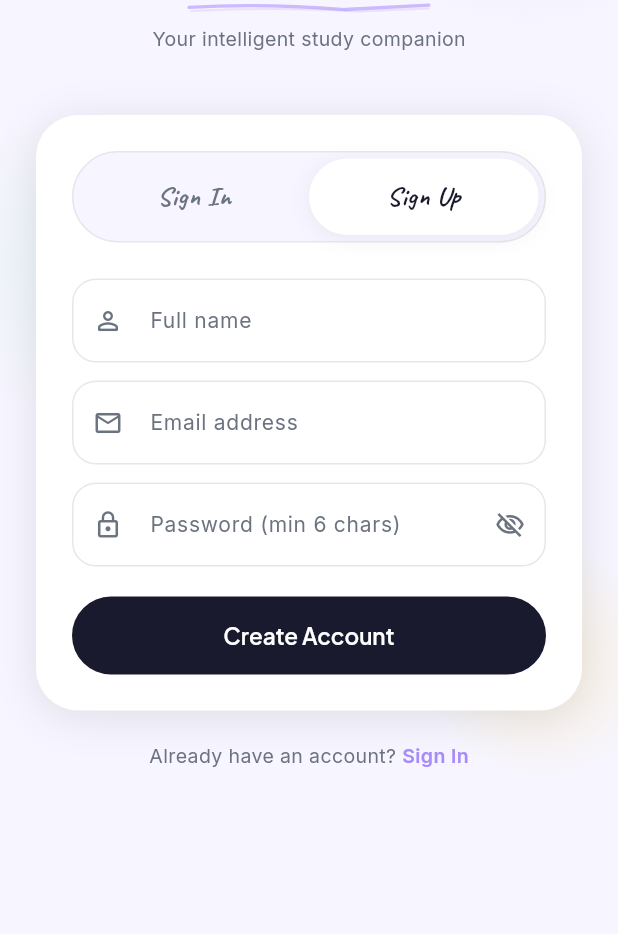
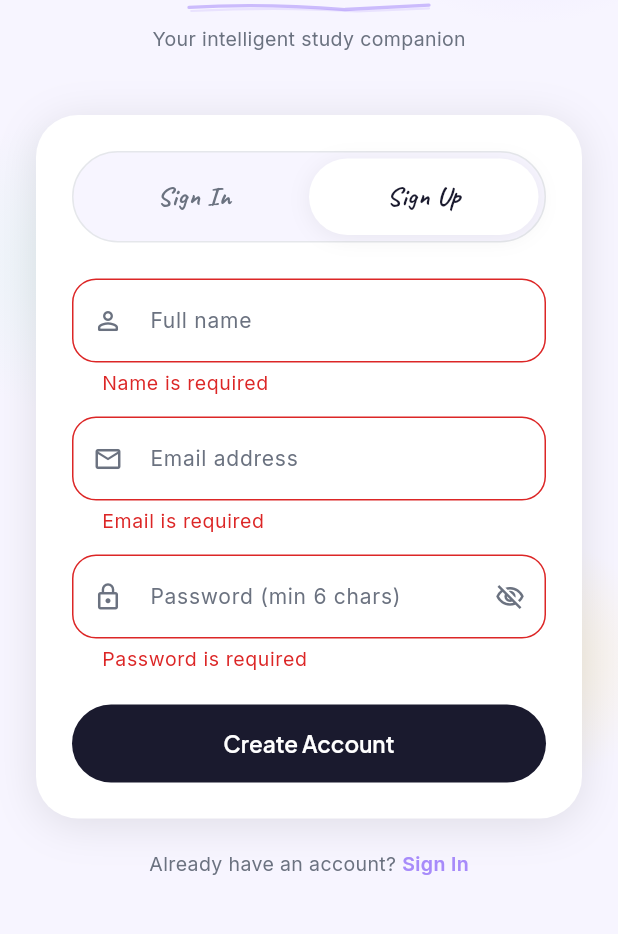
Before and after one commit to lmentrix/modern_learner, a Flutter app: the screen it shows after launch, after a tap on "Sign Up", after a tap on "Create Account", on a phone screen of 412 x 824 dp, the part 275-1209 px from its top. Run offline on Flutter 3.47's test engine with Material 3 defaults, Android fonts, the phone set to English and light mode, and no system bars; our stand-ins replace bloc, flutter_bloc, flutter_dotenv, go_router, google_fonts, supabase_flutter; accounts and stored records are empty.

Commit message:
fixed display name, signin function

```diff
--- a/lib/auth/bloc/auth_bloc.dart
+++ b/lib/auth/bloc/auth_bloc.dart
@@ -11,8 +11,8 @@ part 'auth_state.dart';
 
 class AuthBloc extends Bloc<AuthEvent, AuthState> {
   AuthBloc({required AuthService authService})
-      : _authService = authService,
-        super(const AuthInitial()) {
+    : _authService = authService,
+      super(const AuthInitial()) {
     on<AuthStatusChanged>(_onStatusChanged);
     on<SignInUser>(_onSignIn);
     on<SignUpUser>(_onSignUp);
--- a/lib/auth/bloc/auth_event.dart
+++ b/lib/auth/bloc/auth_event.dart
@@ -12,7 +12,11 @@ final class SignInUser extends AuthEvent {
 }
 
 final class SignUpUser extends AuthEvent {
-  const SignUpUser({required this.name, required this.email, required this.password});
+  const SignUpUser({
+    required this.name,
+    required this.email,
+    required this.password,
+  });
   final String name;
   final String email;
   final String password;
--- a/lib/auth/service/auth_service.dart
+++ b/lib/auth/service/auth_service.dart
@@ -49,7 +49,6 @@ class AuthService {
     final response = await _supabase.auth.signUp(
       email: email,
       password: password,
-      data: {'name': name},
     );
     log(
       '  [AuthService] auth.signUp response — user: ${response.user?.id}, session: ${response.session != null}',
--- a/lib/auth/view/auth_page.dart
+++ b/lib/auth/view/auth_page.dart
@@ -51,8 +51,6 @@ class _AuthViewState extends State<_AuthView> with TickerProviderStateMixin {
   final _nameCtrl = TextEditingController();
   final _emailCtrl = TextEditingController();
   final _passCtrl = TextEditingController();
-
-  final _authService = AuthService();
 
   bool _obscure = true;
 
@@ -117,21 +115,42 @@ class _AuthViewState extends State<_AuthView> with TickerProviderStateMixin {
   }
 
   void _submit() {
+    final bloc = context.read<AuthBloc>();
     if (_mode == AuthMode.signIn) {
-      _authService.signIn(email: _emailCtrl.text, password: _passCtrl.text);
+      if (_signInKey.currentState?.validate() ?? false) {
+        bloc.add(
+          SignInUser(
+            email: _emailCtrl.text.trim(),
+            password: _passCtrl.text.trim(),
+          ),
+        );
+      }
     } else {
-      _authService.signUp(
-        name: _nameCtrl.text,
-        email: _emailCtrl.text,
-        password: _passCtrl.text,
-      );
+      if (_signUpKey.currentState?.validate() ?? false) {
+        bloc.add(
+          SignUpUser(
+            name: _nameCtrl.text.trim(),
+            email: _emailCtrl.text.trim(),
+            password: _passCtrl.text.trim(),
+          ),
+        );
+      }
     }
   }
 
   @override
   Widget build(BuildContext context) {
     return BlocConsumer<AuthBloc, AuthState>(
-      listener: (context, state) {},
+      listener: (context, state) {
+        if (state is AuthError) {
+          ScaffoldMessenger.of(context).showSnackBar(
+            SnackBar(
+              content: Text(state.message),
+              backgroundColor: const Color(0xFFDC2626),
+            ),
+          );
+        }
+      },
       builder: (context, state) {
         final isLoading = state is AuthLoading;
         return Scaffold(
@@ -228,7 +247,7 @@ class _AuthViewState extends State<_AuthView> with TickerProviderStateMixin {
                                 AuthSubmitButton(
                                   mode: _mode,
                                   loading: isLoading,
-                                  onPressed: isLoading ? null : _submit,
+                                  onPressed: isLoading ? null : () => _submit(),
                                 ),
 
                                 if (_mode == AuthMode.signIn) ...[
--- a/lib/main.dart
+++ b/lib/main.dart
@@ -1,7 +1,10 @@
 import 'dart:async';
 
 import 'package:flutter/material.dart';
+import 'package:flutter_bloc/flutter_bloc.dart';
 import 'package:flutter_dotenv/flutter_dotenv.dart';
+import 'package:modern_learner_production/auth/User/service/user_service.dart';
+import 'package:modern_learner_production/bloc/global_bloc.dart';
 import 'package:modern_learner_production/router/router.dart';
 import 'package:modern_learner_production/theme/theme.dart';
 import 'package:supabase_flutter/supabase_flutter.dart';
@@ -26,12 +29,15 @@ class MyApp extends StatelessWidget {
 
   @override
   Widget build(BuildContext context) {
-    return MaterialApp.router(
-      title: 'Modern Learner',
-      debugShowCheckedModeBanner: false,
-      theme: EduTheme.light,
-      themeMode: ThemeMode.light,
-      routerConfig: appRouter,
+    return BlocProvider(
+      create: (_) => GlobalBloc(userService: UserService()),
+      child: MaterialApp.router(
+        title: 'Modern Learner',
+        debugShowCheckedModeBanner: false,
+        theme: EduTheme.light,
+        themeMode: ThemeMode.light,
+        routerConfig: appRouter,
+      ),
     );
   }
 }
```
Also changed, not shown: lib/auth/User/model/user_model.dart (+17 -0 lines), lib/auth/User/service/user_service.dart (+6 -37 lines), lib/bloc/global_bloc.dart (+23 -182 lines), lib/bloc/global_state.dart (+1 -31 lines), lib/home/section/header_section.dart (+15 -4 lines), lib/home/view/home_page.dart (+28 -3 lines).
